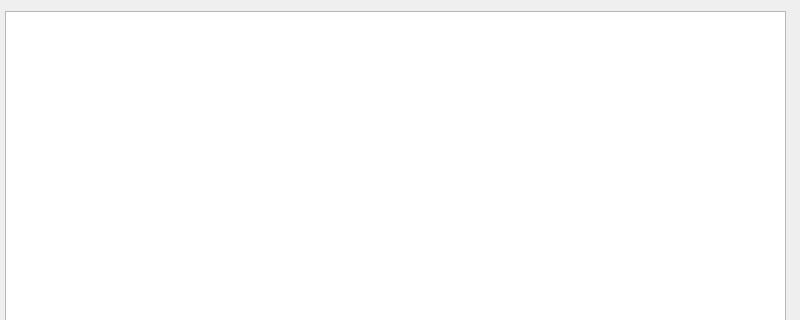
Old version of the form 221_3210_Myagky/mainwindow.ui in the repository ampidexter/221_3210_Myagky; both pictures show x 0 to 800 and y 0 to 320 of the 800 by 600 pixel window.
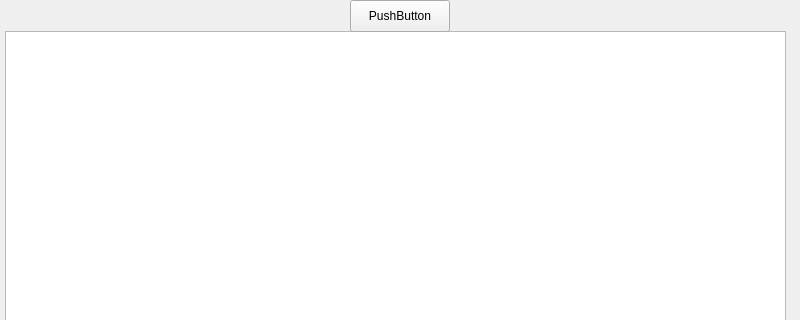
New version of the form.

What changed in the file:
```diff
--- a/221_3210_Myagky/mainwindow.ui
+++ b/221_3210_Myagky/mainwindow.ui
@@ -18,12 +18,25 @@
     <property name="geometry">
      <rect>
       <x>5</x>
-      <y>11</y>
+      <y>31</y>
       <width>781</width>
-      <height>411</height>
+      <height>391</height>
      </rect>
     </property>
    </widget>
+   <widget class="QPushButton" name="addTransaction">
+    <property name="geometry">
+     <rect>
+      <x>350</x>
+      <y>0</y>
+      <width>100</width>
+      <height>32</height>
+     </rect>
+    </property>
+    <property name="text">
+     <string>PushButton</string>
+    </property>
+   </widget>
   </widget>
   <widget class="QMenuBar" name="menubar">
    <property name="geometry">
```
